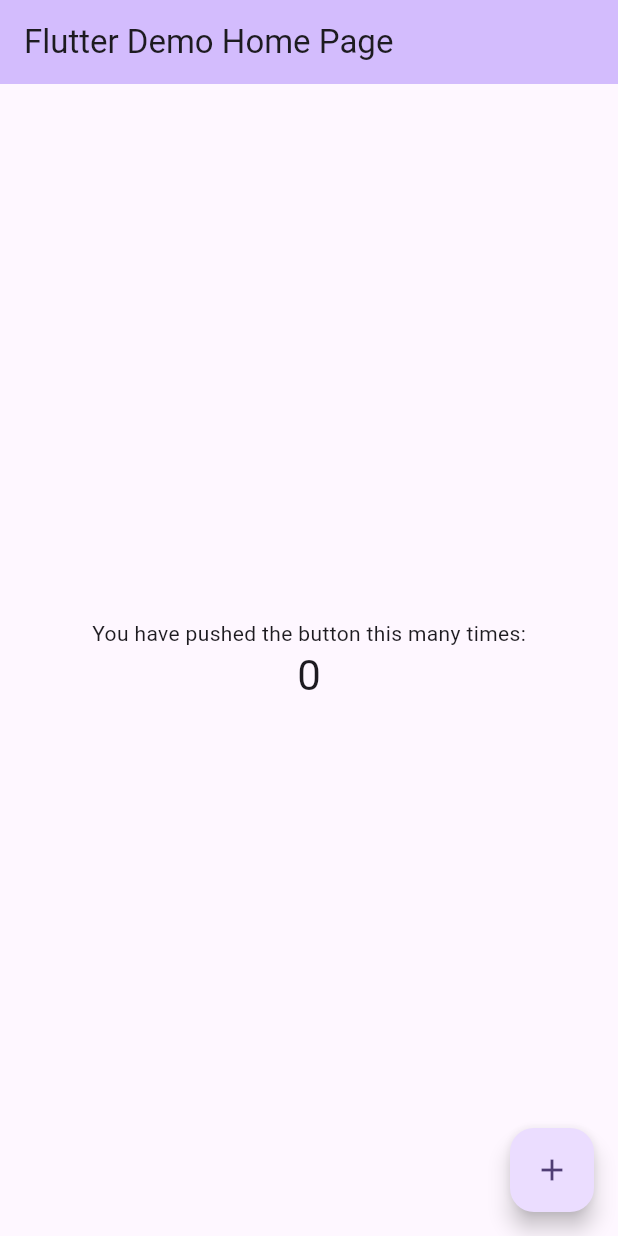
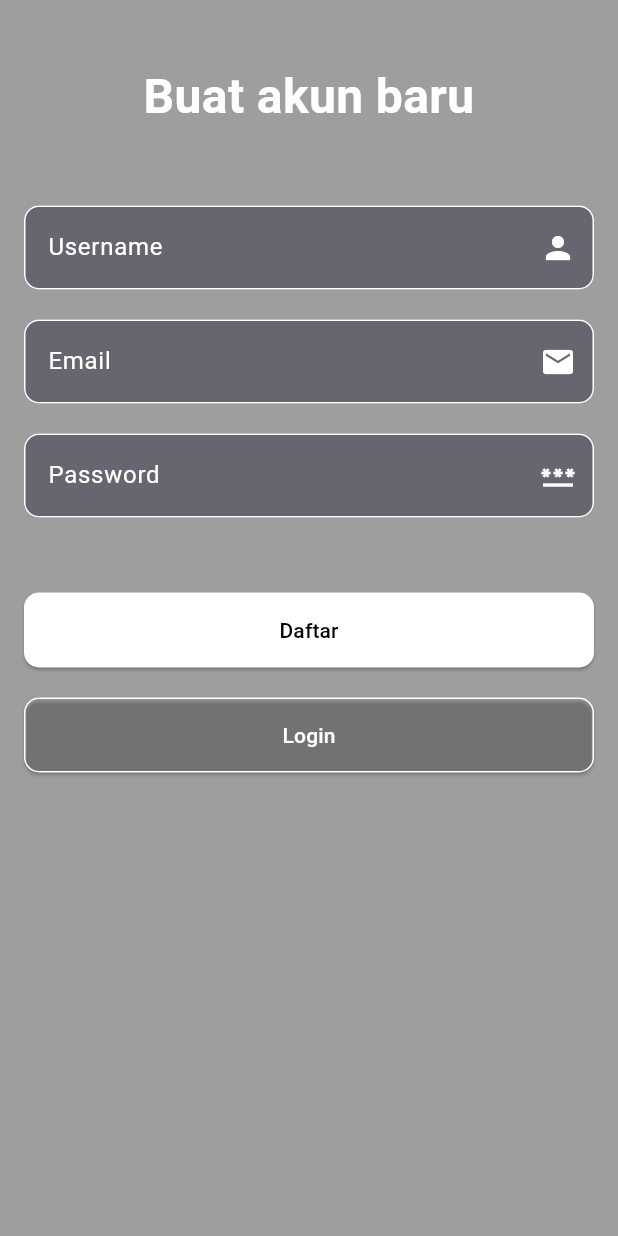
Before and after one commit to altamisatmaja/finanze_mobile_app, a Flutter app: the screen it shows after launch, on a phone screen of 412 x 824 dp. Run offline on Flutter 3.47's test engine with Material 3 defaults, Android fonts, the phone set to English and light mode, and no system bars.

Commit message:
feat: sign up screen

```diff
--- a/analysis_options.yaml
+++ b/analysis_options.yaml
@@ -7,6 +7,9 @@
 
 # The following line activates a set of recommended lints for Flutter apps,
 # packages, and plugins designed to encourage good coding practices.
+analyzer:
+  errors:
+    must_be_immutable: ignore
 include: package:flutter_lints/flutter.yaml
 
 linter:
--- a/lib/main.dart
+++ b/lib/main.dart
@@ -1,3 +1,4 @@
+import 'package:finanze_mobile_app/screens/sign_up.dart';
 import 'package:flutter/material.dart';
 
 void main() {
@@ -6,120 +7,12 @@ void main() {
 
 class MyApp extends StatelessWidget {
   const MyApp({super.key});
-
-  // This widget is the root of your application.
   @override
   Widget build(BuildContext context) {
     return MaterialApp(
+      debugShowCheckedModeBanner: false,
       title: 'Flutter Demo',
-      theme: ThemeData(
-        // This is the theme of your application.
-        //
-        // TRY THIS: Try running your application with "flutter run". You'll see
-        // the application has a purple toolbar. Then, without quitting the app,
-        // try changing the seedColor in the colorScheme below to Colors.green
-        // and then invoke "hot reload" (save your changes or press the "hot
-        // reload" button in a Flutter-supported IDE, or press "r" if you used
-        // the command line to start the app).
-        //
-        // Notice that the counter didn't reset back to zero; the application
-        // state is not lost during the reload. To reset the state, use hot
-        // restart instead.
-        //
-        // This works for code too, not just values: Most code changes can be
-        // tested with just a hot reload.
-        colorScheme: ColorScheme.fromSeed(seedColor: Colors.deepPurple),
-        useMaterial3: true,
-      ),
-      home: const MyHomePage(title: 'Flutter Demo Home Page'),
+      home: SignUpScreen(),
     );
   }
 }
-
-class MyHomePage extends StatefulWidget {
-  const MyHomePage({super.key, required this.title});
-
-  // This widget is the home page of your application. It is stateful, meaning
-  // that it has a State object (defined below) that contains fields that affect
-  // how it looks.
-
-  // This class is the configuration for the state. It holds the values (in this
-  // case the title) provided by the parent (in this case the App widget) and
-  // used by the build method of the State. Fields in a Widget subclass are
-  // always marked "final".
-
-  final String title;
-
-  @override
-  State<MyHomePage> createState() => _MyHomePageState();
-}
-
-class _MyHomePageState extends State<MyHomePage> {
-  int _counter = 0;
-
-  void _incrementCounter() {
-    setState(() {
-      // This call to setState tells the Flutter framework that something has
-      // changed in this State, which causes it to rerun the build method below
-      // so that the display can reflect the updated values. If we changed
-      // _counter without calling setState(), then the build method would not be
-      // called again, and so nothing would appear to happen.
-      _counter++;
-    });
-  }
-
-  @override
-  Widget build(BuildContext context) {
-    // This method is rerun every time setState is called, for instance as done
-    // by the _incrementCounter method above.
-    //
-    // The Flutter framework has been optimized to make rerunning build methods
-    // fast, so that you can just rebuild anything that needs updating rather
-    // than having to individually change instances of widgets.
-    return Scaffold(
-      appBar: AppBar(
-        // TRY THIS: Try changing the color here to a specific color (to
-        // Colors.amber, perhaps?) and trigger a hot reload to see the AppBar
-        // change color while the other colors stay the same.
-        backgroundColor: Theme.of(context).colorScheme.inversePrimary,
-        // Here we take the value from the MyHomePage object that was created by
-        // the App.build method, and use it to set our appbar title.
-        title: Text(widget.title),
-      ),
-      body: Center(
-        // Center is a layout widget. It takes a single child and positions it
-        // in the middle of the parent.
-        child: Column(
-          // Column is also a layout widget. It takes a list of children and
-          // arranges them vertically. By default, it sizes itself to fit its
-          // children horizontally, and tries to be as tall as its parent.
-          //
-          // Column has various properties to control how it sizes itself and
-          // how it positions its children. Here we use mainAxisAlignment to
-          // center the children vertically; the main axis here is the vertical
-          // axis because Columns are vertical (the cross axis would be
-          // horizontal).
-          //
-          // TRY THIS: Invoke "debug painting" (choose the "Toggle Debug Paint"
-          // action in the IDE, or press "p" in the console), to see the
-          // wireframe for each widget.
-          mainAxisAlignment: MainAxisAlignment.center,
-          children: <Widget>[
-            const Text(
-              'You have pushed the button this many times:',
-            ),
-            Text(
-              '$_counter',
-              style: Theme.of(context).textTheme.headlineMedium,
-            ),
-          ],
-        ),
-      ),
-      floatingActionButton: FloatingActionButton(
-        onPressed: _incrementCounter,
-        tooltip: 'Increment',
-        child: const Icon(Icons.add),
-      ), // This trailing comma makes auto-formatting nicer for build methods.
-    );
-  }
-}
--- /dev/null
+++ b/lib/screens/sign_up.dart
@@ -0,0 +1,135 @@
+import 'package:finanze_mobile_app/utils/validator_handler.dart';
+import 'package:flutter/material.dart';
+
+class SignUpScreen extends StatelessWidget {
+  SignUpScreen({super.key});
+
+  final GlobalKey<FormState> _formKey = GlobalKey<FormState>();
+
+  void _submitForm() {
+    if (_formKey.currentState!.validate()) {
+      ScaffoldMessenger.of(_formKey.currentContext!).showSnackBar(
+          const SnackBar(content: Text('Pendaftaran berhasil dilakukan')));
+    }
+  }
+
+  var validatorHandler = ValidatorHandler();
+
+  @override
+  Widget build(BuildContext context) {
+    return SafeArea(
+      child: Scaffold(
+        backgroundColor: Colors.black38,
+        body: Padding(
+          padding: const EdgeInsets.all(16.0),
+          child: Form(
+              key: _formKey,
+              child: Column(
+                children: [
+                  const SizedBox(height: 25),
+                  const SizedBox(
+                    width: 250,
+                    child: Text(
+                      'Buat akun baru',
+                      textAlign: TextAlign.center,
+                      style: TextStyle(
+                          color: Colors.white,
+                          fontSize: 32,
+                          fontWeight: FontWeight.bold),
+                    ),
+                  ),
+                  const SizedBox(height: 50),
+                  TextFormField(
+                      style: const TextStyle(
+                        color: Colors.white,
+                      ),
+                      autovalidateMode: AutovalidateMode.onUserInteraction,
+                      decoration:
+                          _buildInputDecoration('Username', Icons.person),
+                      validator: validatorHandler.validateUsername),
+                  const SizedBox(height: 20),
+                  TextFormField(
+                    style: const TextStyle(
+                      color: Colors.white,
+                    ),
+                    keyboardType: TextInputType.emailAddress,
+                    autovalidateMode: AutovalidateMode.onUserInteraction,
+                    decoration: _buildInputDecoration('Email', Icons.email),
+                    validator: validatorHandler.validateEmail,
+                  ),
+                  const SizedBox(height: 20),
+                  TextFormField(
+                    style: const TextStyle(
+                      color: Colors.white,
+                    ),
+                    autovalidateMode: AutovalidateMode.onUserInteraction,
+                    decoration:
+                        _buildInputDecoration('Password', Icons.password),
+                    validator: validatorHandler.validatePassword
+                  ),
+                  const SizedBox(height: 50),
+                  SizedBox(
+                      height: 50,
+                      width: double.infinity,
+                      child: ElevatedButton(
+                          style: ElevatedButton.styleFrom(
+                              shape: RoundedRectangleBorder(
+                                  borderRadius: BorderRadius.circular(10.0)),
+                              backgroundColor: Colors.white),
+                          onPressed: _submitForm,
+                          child: const Text(
+                            'Daftar',
+                            style: TextStyle(color: Colors.black),
+                          ))),
+                  const SizedBox(height: 20),
+                  SizedBox(
+                      height: 50,
+                      width: double.infinity,
+                      child: ElevatedButton(
+                          style: ElevatedButton.styleFrom(
+                              side: const BorderSide(color: Colors.white),
+                              shape: RoundedRectangleBorder(
+                                  borderRadius: BorderRadius.circular(10.0)),
+                              backgroundColor: Colors.transparent),
+                          onPressed: () {},
+                          child: const Text(
+                            'Login',
+                            style: TextStyle(color: Colors.white),
+                          )))
+                ],
+              )),
+        ),
+      ),
+    );
+  }
+
+  InputDecoration _buildInputDecoration(String label, IconData suffixIcon) {
+  return InputDecoration(
+    fillColor: const Color(0xAA494A59),
+    filled: true,
+    enabledBorder: OutlineInputBorder(
+      borderRadius: BorderRadius.circular(10.0),
+      borderSide: const BorderSide(color: Colors.white),
+    ),
+    focusedBorder: OutlineInputBorder(
+      borderRadius: BorderRadius.circular(10.0),
+      borderSide: const BorderSide(color: Colors.white),
+    ),
+    errorBorder: OutlineInputBorder(
+      borderRadius: BorderRadius.circular(10.0),
+      borderSide: const BorderSide(color: Colors.red),
+    ),
+    focusedErrorBorder: OutlineInputBorder(
+      borderRadius: BorderRadius.circular(10.0),
+      borderSide: const BorderSide(color: Colors.red),
+    ),
+    labelStyle: const TextStyle(color: Colors.white),
+    labelText: label,
+    suffixIcon: Icon(
+      suffixIcon,
+      color: Colors.white,
+    ),
+  );
+}
+
+}
--- /dev/null
+++ b/lib/utils/validator_handler.dart
@@ -0,0 +1,26 @@
+class ValidatorHandler {
+  String? validateEmail(value) {
+    if (value!.isEmpty) {
+      return 'Email wajib diisi';
+    }
+    RegExp emailRegExp = RegExp(r'^[\w-\.]+@([\w-]+\.)+[\w-]{2,4}$');
+    if (!emailRegExp.hasMatch(value)) {
+      return 'Masukkan format email yang benar';
+    }
+    return null;
+  }
+
+  String? validateUsername(value) {
+    if (value!.isEmpty) {
+      return 'Username wajib diisi';
+    }
+    return null;
+  }
+
+  String? validatePassword(value) {
+    if (value!.isEmpty) {
+      return 'Password wajib diisi';
+    }
+    return null;
+  }
+}
```
